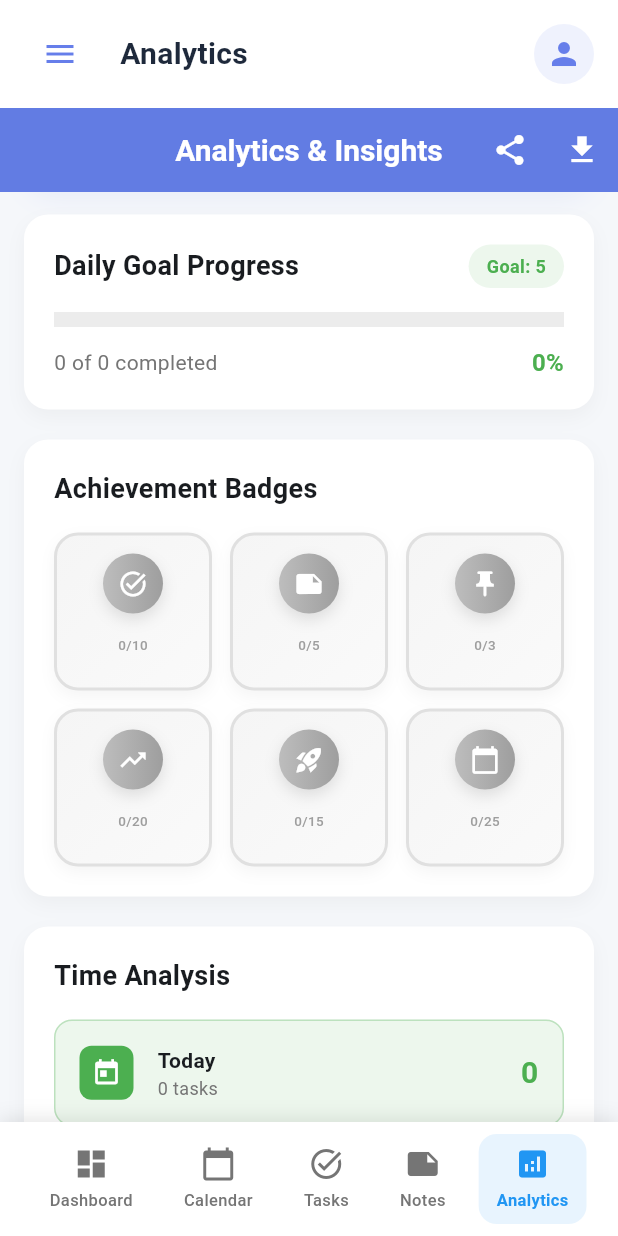
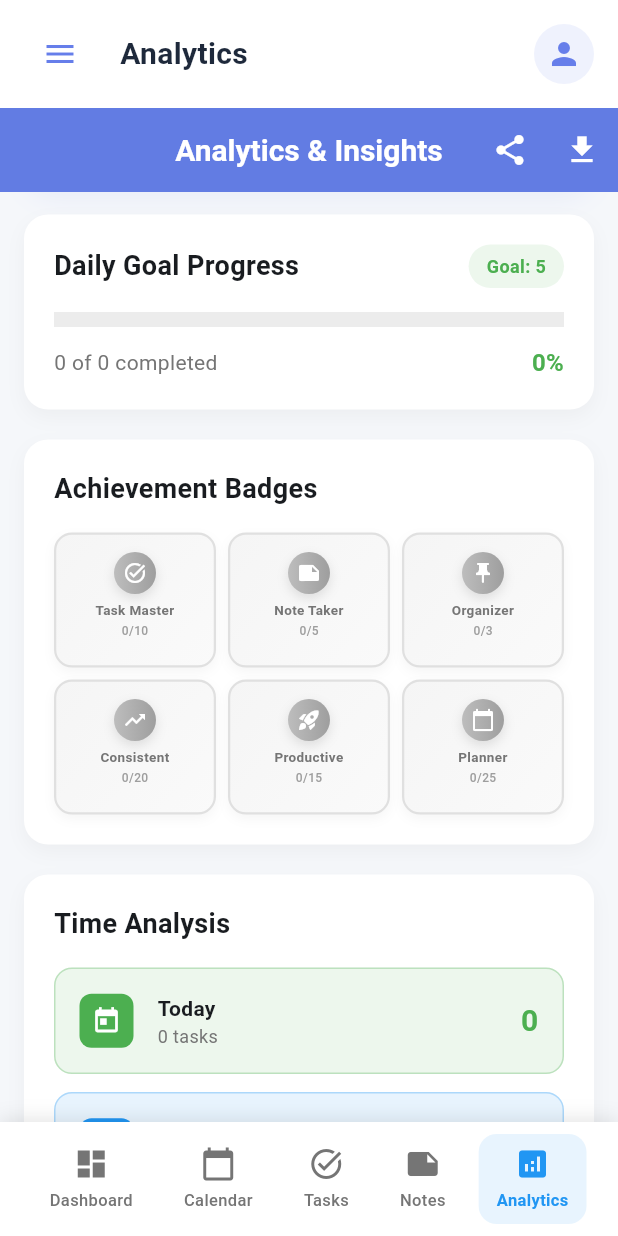
Before and after one commit to AjumaPro/Reminder_and_Calender, a Flutter app: the screen it shows after launch, item 5 of the bottom bar chosen, scrolled down 576 dp, on a phone screen of 412 x 824 dp. Run offline on Flutter 3.47's test engine with Material 3 defaults, Android fonts, the phone set to English and light mode, and no system bars; our stand-ins replace flutter_slidable, hive, hive_flutter, table_calendar; accounts and stored records are empty.

Commit message:
Fix all overflow issues: Make UI elements more compact and responsive

```diff
--- a/lib/screens/analytics_screen.dart
+++ b/lib/screens/analytics_screen.dart
@@ -555,9 +555,9 @@ class _AnalyticsScreenState extends State<AnalyticsScreen>
             physics: const NeverScrollableScrollPhysics(),
             gridDelegate: const SliverGridDelegateWithFixedCrossAxisCount(
               crossAxisCount: 3,
-              crossAxisSpacing: 12,
-              mainAxisSpacing: 12,
-              childAspectRatio: 1.0,
+              crossAxisSpacing: 8,
+              mainAxisSpacing: 8,
+              childAspectRatio: 1.2,
             ),
             itemCount: badges.length,
             itemBuilder: (context, index) {
@@ -636,7 +636,7 @@ class _AnalyticsScreenState extends State<AnalyticsScreen>
     final progressPercent = (progress / target).clamp(0.0, 1.0);
 
     return Container(
-      padding: const EdgeInsets.all(12),
+      padding: const EdgeInsets.all(8),
       decoration: BoxDecoration(
         gradient: LinearGradient(
           colors: unlocked
@@ -651,18 +651,18 @@ class _AnalyticsScreenState extends State<AnalyticsScreen>
           begin: Alignment.topLeft,
           end: Alignment.bottomRight,
         ),
-        borderRadius: BorderRadius.circular(16),
+        borderRadius: BorderRadius.circular(12),
         border: Border.all(
           color: unlocked ? badge['color'].withOpacity(0.4) : Colors.grey[300]!,
-          width: 2,
+          width: 1.5,
         ),
         boxShadow: [
           BoxShadow(
             color: unlocked
                 ? badge['color'].withOpacity(0.1)
                 : Colors.grey.withOpacity(0.1),
-            blurRadius: 8,
-            offset: const Offset(0, 4),
+            blurRadius: 6,
+            offset: const Offset(0, 3),
           ),
         ],
       ),
@@ -671,7 +671,7 @@ class _AnalyticsScreenState extends State<AnalyticsScreen>
         mainAxisSize: MainAxisSize.min,
         children: [
           Container(
-            padding: const EdgeInsets.all(10),
+            padding: const EdgeInsets.all(6),
             decoration: BoxDecoration(
               gradient: LinearGradient(
                 colors: unlocked
@@ -690,23 +690,23 @@ class _AnalyticsScreenState extends State<AnalyticsScreen>
                   color: unlocked
                       ? badge['color'].withOpacity(0.3)
                       : Colors.grey.withOpacity(0.3),
-                  blurRadius: 8,
-                  offset: const Offset(0, 4),
+                  blurRadius: 6,
+                  offset: const Offset(0, 3),
                 ),
               ],
             ),
             child: Icon(
               badge['icon'],
               color: Colors.white,
-              size: 20,
+              size: 16,
             ),
           ),
-          const SizedBox(height: 8),
+          const SizedBox(height: 4),
           Flexible(
             child: Text(
               badge['title'],
               style: TextStyle(
-                fontSize: 11,
+                fontSize: 9,
                 fontWeight: FontWeight.w600,
                 color: unlocked ? badge['color'] : Colors.grey[600],
               ),
@@ -715,21 +715,21 @@ class _AnalyticsScreenState extends State<AnalyticsScreen>
               maxLines: 2,
             ),
           ),
-          const SizedBox(height: 4),
+          const SizedBox(height: 2),
           Text(
             '$progress/$target',
             style: TextStyle(
-              fontSize: 9,
+              fontSize: 8,
               color: Colors.grey[500],
               fontWeight: FontWeight.w500,
             ),
           ),
-          const SizedBox(height: 6),
+          const SizedBox(height: 3),
           Container(
-            height: 4,
+            height: 3,
             decoration: BoxDecoration(
               color: Colors.grey[300],
-              borderRadius: BorderRadius.circular(2),
+              borderRadius: BorderRadius.circular(1.5),
             ),
             child: FractionallySizedBox(
               alignment: Alignment.centerLeft,
@@ -742,7 +742,7 @@ class _AnalyticsScreenState extends State<AnalyticsScreen>
                       badge['color'].withOpacity(0.8),
                     ],
                   ),
-                  borderRadius: BorderRadius.circular(2),
+                  borderRadius: BorderRadius.circular(1.5),
                 ),
               ),
             ),
@@ -1047,9 +1047,9 @@ class _AnalyticsScreenState extends State<AnalyticsScreen>
             physics: const NeverScrollableScrollPhysics(),
             gridDelegate: const SliverGridDelegateWithFixedCrossAxisCount(
               crossAxisCount: 2,
-              crossAxisSpacing: 12,
-              mainAxisSpacing: 12,
-              childAspectRatio: 1.8,
+              crossAxisSpacing: 8,
+              mainAxisSpacing: 8,
+              childAspectRatio: 2.0,
             ),
             itemCount: metrics.length,
             itemBuilder: (context, index) {
@@ -1104,7 +1104,7 @@ class _AnalyticsScreenState extends State<AnalyticsScreen>
 
   Widget _buildMetricCard(Map<String, dynamic> metric) {
     return Container(
-      padding: const EdgeInsets.all(16),
+      padding: const EdgeInsets.all(12),
       decoration: BoxDecoration(
         gradient: LinearGradient(
           colors: [
@@ -1114,7 +1114,7 @@ class _AnalyticsScreenState extends State<AnalyticsScreen>
           begin: Alignment.topLeft,
           end: Alignment.bottomRight,
         ),
-        borderRadius: BorderRadius.circular(16),
+        borderRadius: BorderRadius.circular(12),
         border: Border.all(
           color: metric['color'].withOpacity(0.3),
           width: 1.5,
@@ -1122,8 +1122,8 @@ class _AnalyticsScreenState extends State<AnalyticsScreen>
         boxShadow: [
           BoxShadow(
             color: metric['color'].withOpacity(0.1),
-            blurRadius: 10,
-            offset: const Offset(0, 4),
+            blurRadius: 8,
+            offset: const Offset(0, 3),
           ),
         ],
       ),
@@ -1132,7 +1132,7 @@ class _AnalyticsScreenState extends State<AnalyticsScreen>
         mainAxisSize: MainAxisSize.min,
         children: [
           Container(
-            padding: const EdgeInsets.all(8),
+            padding: const EdgeInsets.all(6),
             decoration: BoxDecoration(
               gradient: LinearGradient(
                 colors: [
@@ -1140,20 +1140,20 @@ class _AnalyticsScreenState extends State<AnalyticsScreen>
                   metric['color'].withOpacity(0.1),
                 ],
               ),
-              borderRadius: BorderRadius.circular(12),
+              borderRadius: BorderRadius.circular(8),
             ),
             child: Icon(
               metric['icon'],
               color: metric['color'],
-              size: 28,
+              size: 20,
             ),
           ),
-          const SizedBox(height: 8),
+          const SizedBox(height: 6),
           Flexible(
             child: Text(
               '${metric['value']}${metric['unit']}',
               style: TextStyle(
-                fontSize: 18,
+                fontSize: 14,
                 fontWeight: FontWeight.bold,
                 color: metric['color'],
                 shadows: [
@@ -1167,12 +1167,12 @@ class _AnalyticsScreenState extends State<AnalyticsScreen>
               overflow: TextOverflow.ellipsis,
             ),
           ),
-          const SizedBox(height: 4),
+          const SizedBox(height: 3),
           Flexible(
             child: Text(
               metric['title'],
               style: TextStyle(
-                fontSize: 11,
+                fontSize: 10,
                 fontWeight: FontWeight.w600,
                 color: metric['color'].withOpacity(0.8),
               ),
--- a/lib/screens/sticky_notes_screen.dart
+++ b/lib/screens/sticky_notes_screen.dart
@@ -189,12 +189,12 @@ class _StickyNotesScreenState extends State<StickyNotesScreen>
 
   Widget _buildStickyNotesGrid(List<Note> notes, NoteProvider noteProvider) {
     return GridView.builder(
-      padding: const EdgeInsets.all(16),
+      padding: const EdgeInsets.all(12),
       gridDelegate: const SliverGridDelegateWithFixedCrossAxisCount(
         crossAxisCount: 2,
-        crossAxisSpacing: 16,
-        mainAxisSpacing: 16,
-        childAspectRatio: 1.0,
+        crossAxisSpacing: 12,
+        mainAxisSpacing: 12,
+        childAspectRatio: 1.1,
       ),
       itemCount: notes.length,
       itemBuilder: (context, index) {
--- a/lib/screens/theme_screen.dart
+++ b/lib/screens/theme_screen.dart
@@ -234,9 +234,9 @@ class _ThemeScreenState extends State<ThemeScreen> {
             physics: const NeverScrollableScrollPhysics(),
             gridDelegate: const SliverGridDelegateWithFixedCrossAxisCount(
               crossAxisCount: 2,
-              crossAxisSpacing: 12,
-              mainAxisSpacing: 12,
-              childAspectRatio: 1.8,
+              crossAxisSpacing: 8,
+              mainAxisSpacing: 8,
+              childAspectRatio: 2.0,
             ),
             itemCount: _colorSchemes.length,
             itemBuilder: (context, index) {
```
